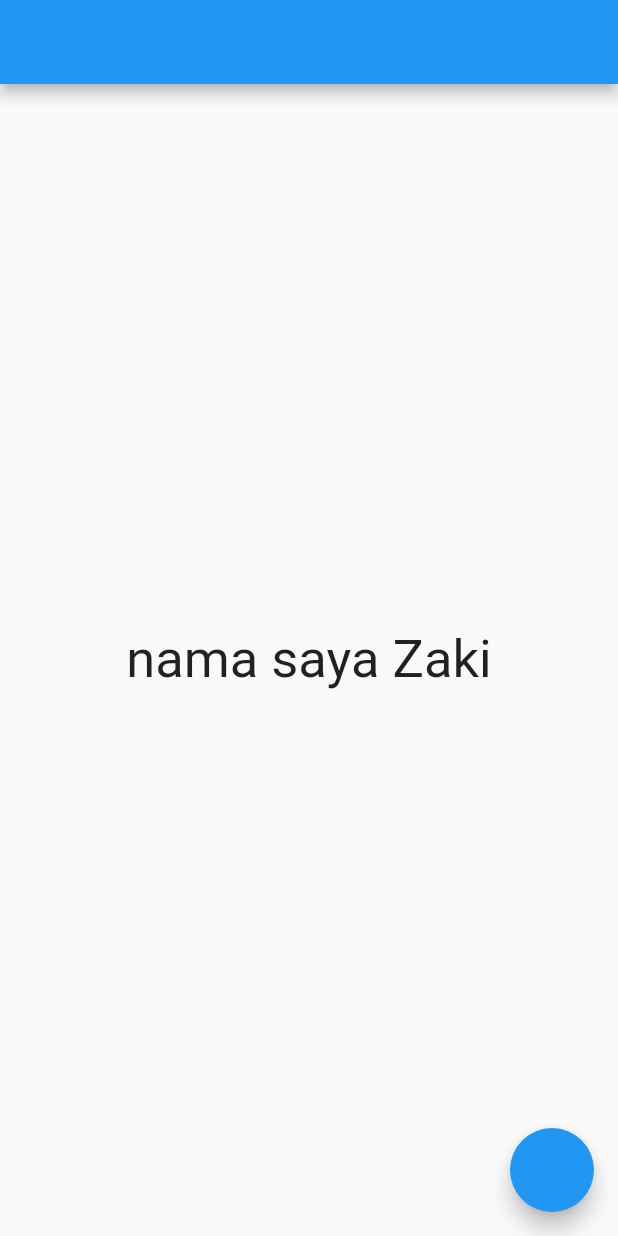
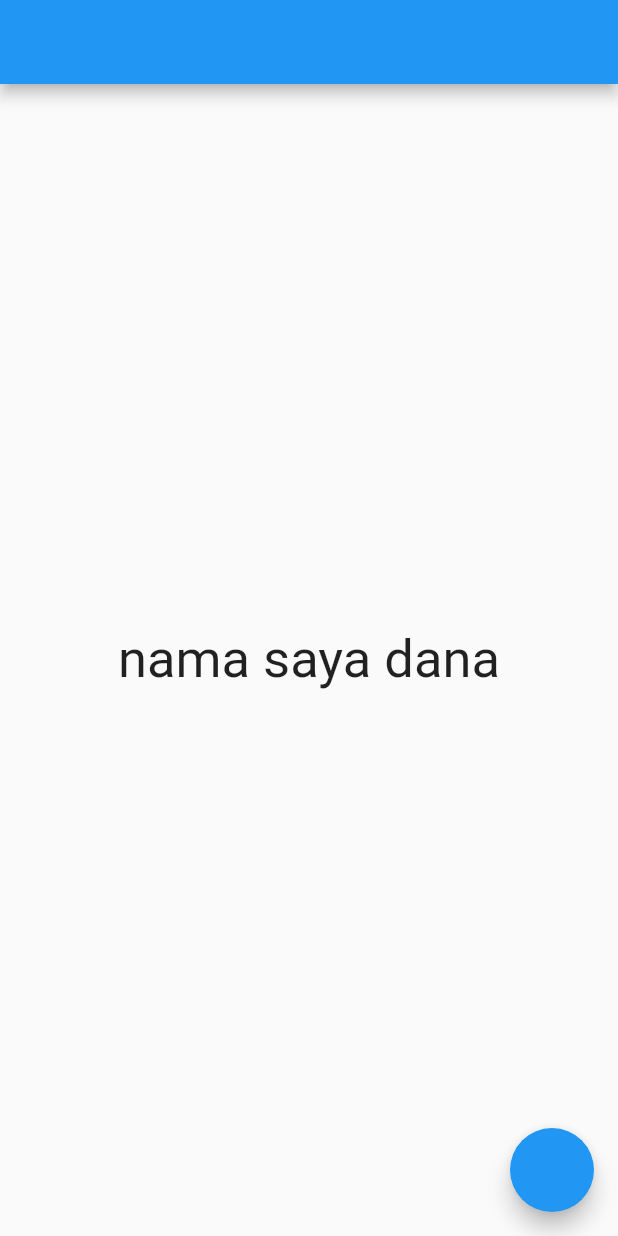
Before and after one commit to AhmadinZaki/LearnFlutter_GetX, a Flutter app: the screen it shows after launch, on a phone screen of 412 x 824 dp. Run offline on Flutter 3.47's test engine with Material 2 defaults, Android fonts, the phone set to English and light mode, and no system bars; our stand-ins replace get.

Commit message:
Call model using Controller

```diff
--- /dev/null
+++ b/lib/controllers/controller_orang.dart
@@ -0,0 +1,12 @@
+import "package:get/get.dart";
+import 'package:learn_flutter_getx/models/model_orang.dart';
+
+import '../models/model_orang.dart';
+
+class OrangController extends GetxController {
+  var orang = Orang();
+
+  void changeUpperCase() {
+    orang.nama.value = orang.nama.value.toUpperCase();
+  }
+}
--- a/lib/main.dart
+++ b/lib/main.dart
@@ -1,6 +1,7 @@
 import 'package:flutter/material.dart';
 import 'package:get/get.dart';
-import 'package:learn_flutter_getx/models/model_orang.dart';
+
+import './controllers/controller_orang.dart';
 
 void main() {
   runApp(
@@ -11,8 +12,8 @@ void main() {
 class MyApp extends StatelessWidget {
   MyApp({super.key});
 
-//memanggil model
-  var orang = Orang(nama: "Zaki", umur: 25).obs;
+//memanggil controller
+  final orangController = Get.put(OrangController());
 
   @override
   Widget build(BuildContext context) {
@@ -22,17 +23,15 @@ class MyApp extends StatelessWidget {
         body: Center(
             child: Obx(
           () => Text(
-            //${orang.nama} panggil classs yang sudah diinisiasi
-            'nama saya ${orang.value.nama}',
+            //${orangController.orang.nama} panggil controller yang sudah diinisiasi
+            'nama saya ${orangController.orang.nama}',
             style: const TextStyle(fontSize: 35),
           ),
         )),
         //button untuk mengubah nama yang ada dalam class menjadi uppercase
         floatingActionButton: FloatingActionButton(
           onPressed: () {
-            orang.update((_) {
-              orang.value.nama = orang.value.nama.toString().toUpperCase();
-            });
+            orangController.changeUpperCase();
           },
         ),
       ),
--- a/lib/models/model_orang.dart
+++ b/lib/models/model_orang.dart
@@ -1,6 +1,10 @@
+import 'package:get/get.dart';
+
 class Orang {
-  var nama;
-  var umur;
+  var nama = "dana".obs;
+  var umur = 25.obs;
+  // var nama;
+  // var umur;
 
-  Orang({this.nama, this.umur});
+  // Orang({this.nama, this.umur});
 }
```
